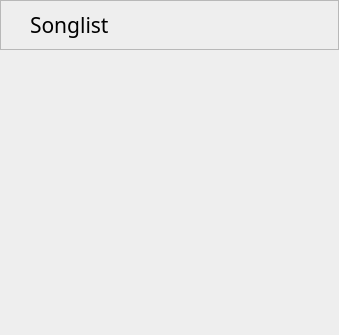
Qt form UI/uiFiles/Songlistview.ui (Hperigee/vocalMaximum) before a commit.
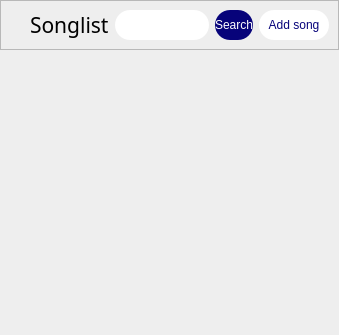
The same form after that commit.

Patch:
```diff
--- a/UI/uiFiles/Songlistview.ui
+++ b/UI/uiFiles/Songlistview.ui
@@ -36,6 +36,12 @@
      </property>
      <item>
       <widget class="QFrame" name="frame">
+       <property name="sizePolicy">
+        <sizepolicy hsizetype="Preferred" vsizetype="Preferred">
+         <horstretch>0</horstretch>
+         <verstretch>1</verstretch>
+        </sizepolicy>
+       </property>
        <property name="styleSheet">
         <string notr="true">background-color: #eee;
 border-bottom: 1px solid #555;</string>
@@ -47,11 +53,33 @@
         <enum>QFrame::Raised</enum>
        </property>
        <layout class="QGridLayout" name="gridLayout">
+        <item row="0" column="0">
+         <spacer name="horizontalSpacer">
+          <property name="orientation">
+           <enum>Qt::Horizontal</enum>
+          </property>
+          <property name="sizeType">
+           <enum>QSizePolicy::Fixed</enum>
+          </property>
+          <property name="sizeHint" stdset="0">
+           <size>
+            <width>20</width>
+            <height>20</height>
+           </size>
+          </property>
+         </spacer>
+        </item>
         <item row="0" column="1">
          <widget class="QLabel" name="songListLabel">
           <property name="enabled">
            <bool>true</bool>
           </property>
+          <property name="sizePolicy">
+           <sizepolicy hsizetype="Preferred" vsizetype="Preferred">
+            <horstretch>1</horstretch>
+            <verstretch>0</verstretch>
+           </sizepolicy>
+          </property>
           <property name="font">
            <font>
             <family>Noto Sans KR medium</family>
@@ -72,27 +100,112 @@
           </property>
          </widget>
         </item>
-        <item row="0" column="0">
-         <spacer name="horizontalSpacer">
-          <property name="orientation">
-           <enum>Qt::Horizontal</enum>
+        <item row="0" column="4">
+         <widget class="QPushButton" name="AddSong">
+          <property name="sizePolicy">
+           <sizepolicy hsizetype="Minimum" vsizetype="Preferred">
+            <horstretch>1</horstretch>
+            <verstretch>0</verstretch>
+           </sizepolicy>
           </property>
-          <property name="sizeType">
-           <enum>QSizePolicy::Fixed</enum>
+          <property name="minimumSize">
+           <size>
+            <width>70</width>
+            <height>10</height>
+           </size>
           </property>
-          <property name="sizeHint" stdset="0">
+          <property name="maximumSize">
            <size>
-            <width>20</width>
-            <height>20</height>
+            <width>257</width>
+            <height>16777215</height>
            </size>
           </property>
-         </spacer>
+          <property name="styleSheet">
+           <string notr="true">QPushButton {
+                        background-color: white;
+                        border-radius: 15px;
+						color: rgb(7, 3, 122);
+border:none;
+	font: 12pt &quot;Noto Sans KR&quot;;
+                        }
+
+                    QPushButton:hover {
+                        background-color: rgb(244, 244, 244);
+                        }
+
+                    QPushButton:pressed {
+                        background-color: #999999;
+                        }
+					QPushButton:disabled {
+                        color: rgb(167, 167, 167);
+                        }</string>
+          </property>
+          <property name="text">
+           <string>Add song</string>
+          </property>
+         </widget>
+        </item>
+        <item row="0" column="2">
+         <widget class="QLineEdit" name="lineEdit">
+          <property name="sizePolicy">
+           <sizepolicy hsizetype="Preferred" vsizetype="Expanding">
+            <horstretch>3</horstretch>
+            <verstretch>0</verstretch>
+           </sizepolicy>
+          </property>
+          <property name="styleSheet">
+           <string notr="true">background-color:white;
+border:none;
+border-radius:15px;
+font: 12pt &quot;Noto Sans KR&quot;;</string>
+          </property>
+         </widget>
+        </item>
+        <item row="0" column="3">
+         <widget class="QPushButton" name="pushButton">
+          <property name="sizePolicy">
+           <sizepolicy hsizetype="Minimum" vsizetype="Preferred">
+            <horstretch>1</horstretch>
+            <verstretch>0</verstretch>
+           </sizepolicy>
+          </property>
+          <property name="styleSheet">
+           <string notr="true">QPushButton {
+                        background-color: rgb(7, 3, 122);
+                        border-radius: 15px;
+						color: white;
+						border:none;
+	font: 12pt &quot;Noto Sans KR&quot;;
+                        }
+
+                    QPushButton:hover {
+                        background-color: rgb(42, 1, 179);
+                        }
+
+                    QPushButton:pressed {
+                        background-color: rgb(97, 108, 255);
+                        }
+
+					QPushButton:disabled {
+                        background-color: rgb(167, 167, 167);
+                        }</string>
+          </property>
+          <property name="text">
+           <string>Search</string>
+          </property>
+         </widget>
         </item>
        </layout>
       </widget>
      </item>
      <item>
       <widget class="QScrollArea" name="songListScrollArea">
+       <property name="sizePolicy">
+        <sizepolicy hsizetype="Expanding" vsizetype="Expanding">
+         <horstretch>0</horstretch>
+         <verstretch>11</verstretch>
+        </sizepolicy>
+       </property>
        <property name="styleSheet">
         <string notr="true">background-color: #eeeeee;
 border: none;</string>
```
